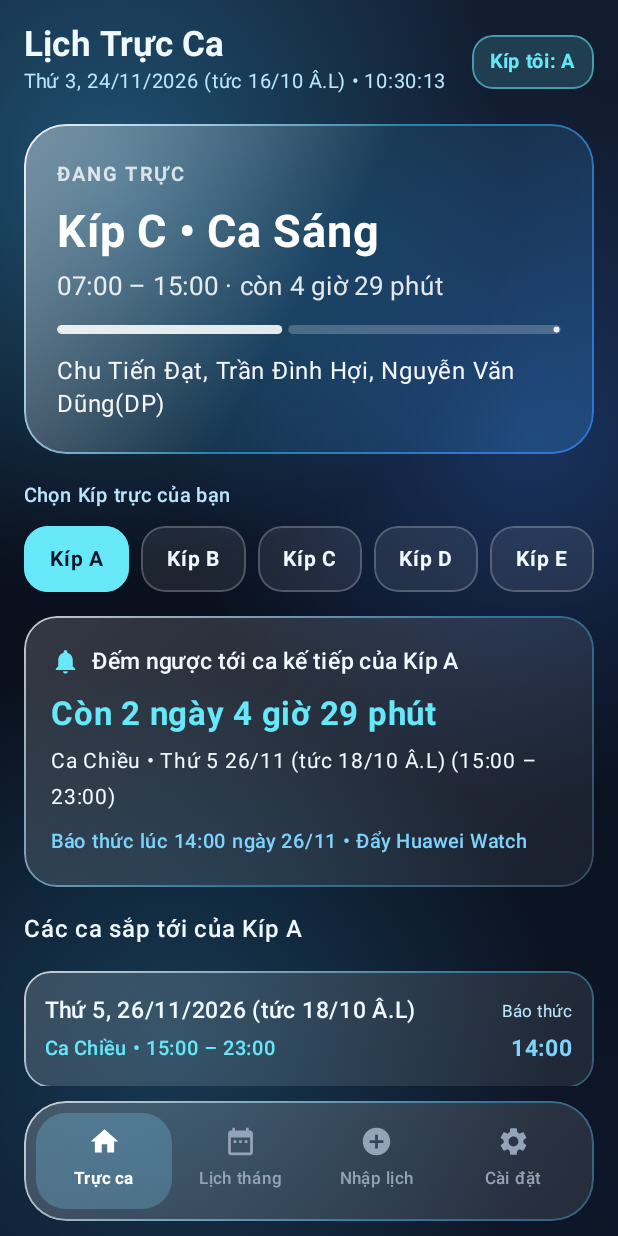
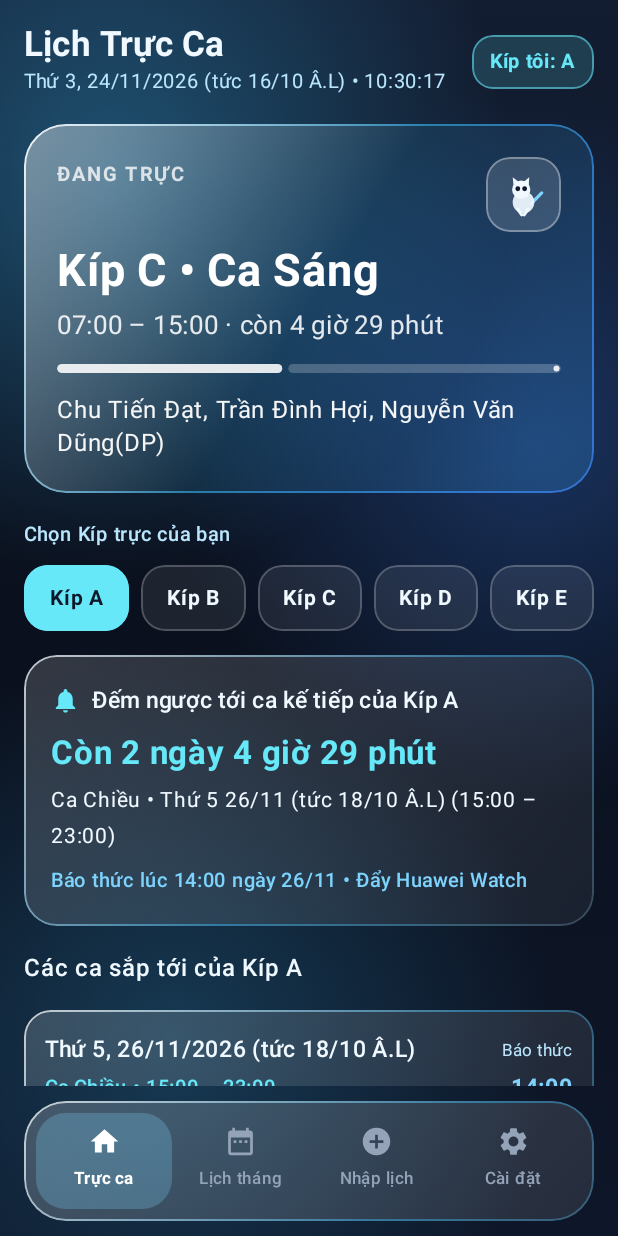
Before and after one commit to anhquanQB/TrucCaAlarm, an Android app built with Jetpack Compose: the screen it shows after launch (MainActivity), after a tap on an icon or button, on a phone screen of 412 x 824 dp. Run offline under Robolectric (Android 15) with nearby library versions, the phone set to English and light mode, and no system bars; libraries missing offline, so code that uses them is left out: com.google.mlkit.vision.

Commit message:
Update and rename mainscreen.kt to MainScreen.kt

```diff
--- a/app/src/main/java/com/trucca/alarm/ui/mainscreen.kt
+++ b/app/src/main/java/com/trucca/alarm/ui/MainScreen.kt
@@ -462,8 +462,9 @@ private fun ActiveShiftHeroCard(
                 Row(
                     modifier = Modifier.fillMaxWidth(),
                     horizontalArrangement = Arrangement.SpaceBetween,
-                    verticalAlignment = Alignment.CenterVertically
+                    verticalAlignment = Alignment.Top
                 ) {
+                    Column(verticalArrangement = Arrangement.spacedBy(6.dp)) {
                         Text(
                             text = "ĐANG TRỰC",
                             color = Color.White.copy(alpha = 0.78f),
@@ -486,6 +487,8 @@ private fun ActiveShiftHeroCard(
                                 )
                             }
                         }
+                    }
+                    ShiftMascotIcon(shiftType = activeShift.shiftType)
                 }
                 Spacer(modifier = Modifier.height(8.dp))
                 Text(
```
Lines whose indentation alone changed are shown as unchanged.
